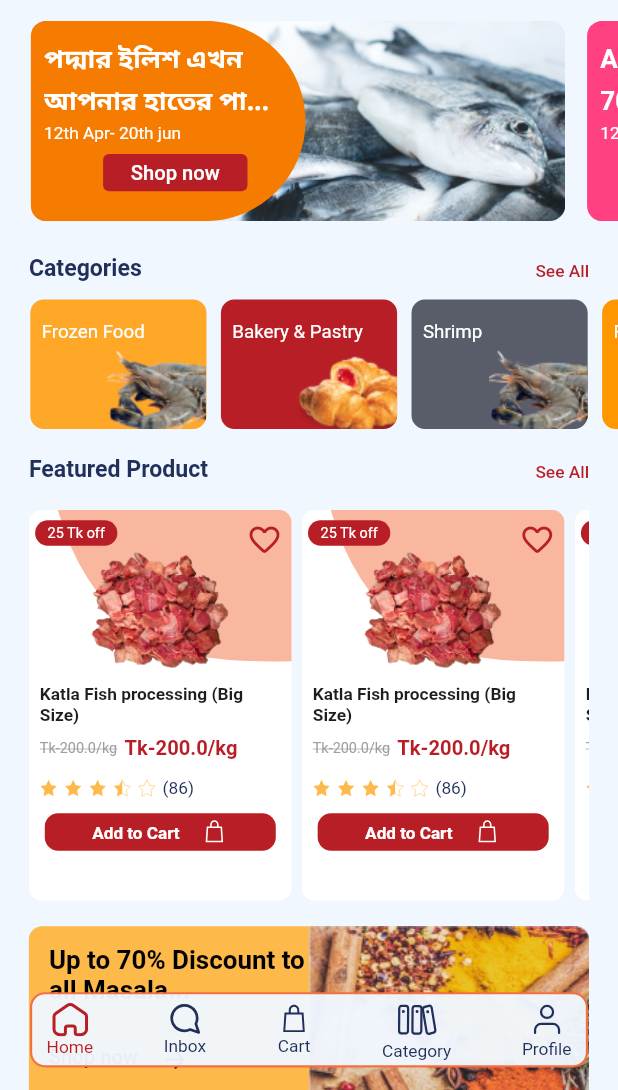
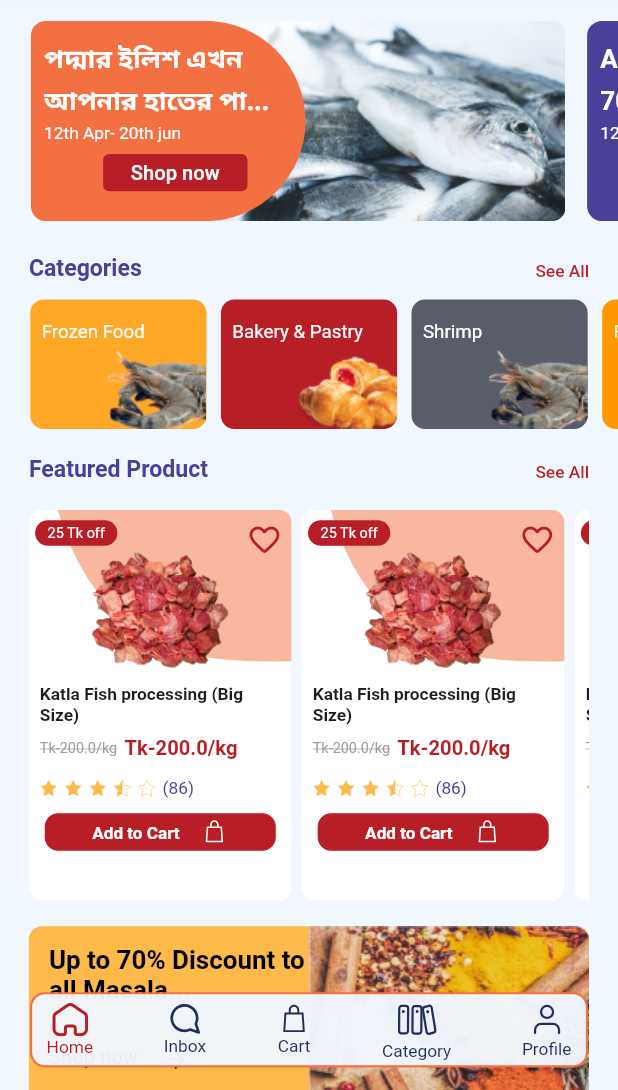
Before and after one commit to Sabuj-Kumar/ecomarce_project_masala_bazar, a Flutter app: the screen it shows after launch, on a phone screen of 412 x 824 dp, the part 146-1236 px from its top. Run offline on Flutter 3.47's test engine with Material 2 defaults, Android fonts, the phone set to English and light mode, and no system bars; drawn by our look-alikes of carousel_slider; our stand-ins replace connectivity, fluro, flutter_otp_text_field, flutter_screenutil, flutter_svg, get and 5 more; accounts and stored records are empty; generated files the repository leaves out were written again; project files that could hold a hidden picture were left out.

Commit message:
Search Result Page UI, Border Radius global

```diff
--- a/lib/config/custom_text_style.dart
+++ b/lib/config/custom_text_style.dart
@@ -7,7 +7,7 @@ class CustomTextStyle{
   static TextStyle header1(BuildContext context) {
     return TextStyle(
       fontSize: 24.sp,
-      color: secondaryColor,
+      color: fuschiaBlueGem,
       fontWeight: FontWeight.w700,
     );
   }
@@ -15,7 +15,7 @@ class CustomTextStyle{
   static TextStyle header2Bold(BuildContext context) {
     return TextStyle(
       fontSize: 18.sp,
-      color: secondaryColor,
+      color: fuschiaBlueGem,
       fontWeight: FontWeight.w700,
     );
   }
@@ -23,7 +23,7 @@ class CustomTextStyle{
   static TextStyle header2Semi(BuildContext context) {
     return TextStyle(
       fontSize: 18.sp,
-      color: secondaryColor,
+      color: fuschiaBlueGem,
       fontWeight: FontWeight.w600,
     );
   }
@@ -31,7 +31,7 @@ class CustomTextStyle{
   static TextStyle subHeader1(BuildContext context) {
     return TextStyle(
       fontSize: 16.sp,
-      color: secondaryColor,
+      color: fuschiaBlueGem,
       fontWeight: FontWeight.w600,
     );
   }
@@ -39,7 +39,7 @@ class CustomTextStyle{
   static TextStyle subHeader2(BuildContext context) {
     return TextStyle(
       fontSize: 14.sp,
-      color: secondaryColor,
+      color: fuschiaBlueGem,
       fontWeight: FontWeight.w500,
     );
   }
@@ -47,7 +47,7 @@ class CustomTextStyle{
   static TextStyle body(BuildContext context) {
     return TextStyle(
       fontSize: 12.sp,
-      color: secondaryColor,
+      color: fuschiaBlueGem,
       fontWeight: FontWeight.w400,
     );
   }
@@ -55,7 +55,7 @@ class CustomTextStyle{
   static TextStyle bodySmall(BuildContext context) {
     return TextStyle(
       fontSize: 12.sp,
-      color: secondaryColor,
+      color: fuschiaBlueGem,
       fontWeight: FontWeight.w700,
     );
   }
@@ -63,7 +63,7 @@ class CustomTextStyle{
   static TextStyle bodyText2(BuildContext context) {
     return TextStyle(
       fontSize: 12.sp,
-      color: secondaryColor,
+      color: fuschiaBlueGem,
       fontWeight: FontWeight.w600,
     );
   }
@@ -71,7 +71,7 @@ class CustomTextStyle{
   static TextStyle linkText(BuildContext context) {
     return TextStyle(
       fontSize: 10.sp,
-      color: secondaryColor,
+      color: fuschiaBlueGem,
       fontWeight: FontWeight.w400,
     );
   }
--- a/lib/config/theme_config.dart
+++ b/lib/config/theme_config.dart
@@ -19,4 +19,8 @@ const fuschiaBlueGem = Color(0xFF494099);
 const defaultPadding = 16.0;
 
 
-const borderCurve = 10.0;
+const productTileCurve = 10.0;
+const categoryTileCurve = 10.0;
+const bannerTileCurve = 10.0;
+const buttonCurve = 10.0;
+const searchCurve = 10.0;
--- a/lib/pages/homePage/widget/category_list.dart
+++ b/lib/pages/homePage/widget/category_list.dart
@@ -113,7 +113,7 @@ class _CategoryListState extends State<CategoryList> {
                           elevation: 0,
                           shape: RoundedRectangleBorder(
                               borderRadius:
-                                  BorderRadius.all(Radius.circular(10.r))),
+                                  BorderRadius.all(Radius.circular(categoryTileCurve.r))),
                           child: Column(
                             children: [
                               Expanded(
--- a/lib/pages/homePage/widget/discount_banner.dart
+++ b/lib/pages/homePage/widget/discount_banner.dart
@@ -23,8 +23,9 @@ class DiscountBanner extends StatelessWidget {
                     decoration: BoxDecoration(
                         color: irisYellow,
                         borderRadius: BorderRadius.only(
-                            topLeft: Radius.circular(10.h),
-                            bottomLeft: Radius.circular(10.h))),
+                            topLeft: Radius.circular(bannerTileCurve.r),
+                            bottomLeft: Radius.circular(bannerTileCurve.r))
+                    ),
                     child: Padding(
                       padding: EdgeInsets.only(left: 15.h, top: 14.h),
                       child: Column(
--- a/lib/pages/homePage/widget/featured_product.dart
+++ b/lib/pages/homePage/widget/featured_product.dart
@@ -112,8 +112,8 @@ class _FeaturedProductState extends State<FeaturedProduct> {
               itemBuilder: (context, index) {
                 return ClipRRect(
                     borderRadius: BorderRadius.only(
-                        topRight: Radius.circular(borderCurve.r),
-                        bottomRight: Radius.circular(borderCurve.r)),
+                        topRight: Radius.circular(productTileCurve.r),
+                        bottomRight: Radius.circular(productTileCurve.r)),
                     child: ProductTile(
                 imgUrl: featured[index].imgUrl,
                     titleBang: featured[index].titleBang,
--- a/lib/pages/homePage/widget/flash_deals.dart
+++ b/lib/pages/homePage/widget/flash_deals.dart
@@ -151,7 +151,7 @@ class _FlashDealsState extends State<FlashDeals> {
                     child: Container(
                         decoration: BoxDecoration(
                             color: offers,
-                            borderRadius: BorderRadius.circular(8.w)),
+                            borderRadius: BorderRadius.circular(productTileCurve.r)),
                         child: Padding(
                           padding: EdgeInsets.all(7.0.w),
                           child: RichText(
@@ -197,8 +197,8 @@ class _FlashDealsState extends State<FlashDeals> {
                     margin: EdgeInsets.symmetric(horizontal: 6.w),
                     child: ClipRRect(
                       borderRadius: BorderRadius.only(
-                          topRight: Radius.circular(borderCurve.r),
-                          bottomRight: Radius.circular(borderCurve.r)),
+                          topRight: Radius.circular(productTileCurve.r),
+                          bottomRight: Radius.circular(productTileCurve.r)),
                       child: ProductTile(
                           imgUrl: featured[index].imgUrl,
                           titleBang: featured[index].titleBang,
--- a/lib/pages/homePage/widget/location.dart
+++ b/lib/pages/homePage/widget/location.dart
@@ -58,7 +58,7 @@ class _LocationState extends State<Location> {
                           return DropdownMenuItem(
                             value: items,
                             child: Text(items,
-                              style: CustomTextStyle.bodyText2(context),
+                              style: CustomTextStyle.bodyText2(context).copyWith(color: secondaryColor),
                               //style: text.headline1?.copyWith(fontSize: 12.sp),
                             ),
                           );
--- a/lib/pages/homePage/widget/product_tile.dart
+++ b/lib/pages/homePage/widget/product_tile.dart
@@ -41,7 +41,7 @@ class _ProductTileState extends State<ProductTile> {
   Widget build(BuildContext context) {
     return Container(
       decoration: BoxDecoration(
-          borderRadius: BorderRadius.circular(borderCurve.r),
+          borderRadius: BorderRadius.circular(productTileCurve.r),
           color: Colors.white),
       width: 182.w,
       child: Stack(
@@ -82,7 +82,7 @@ class _ProductTileState extends State<ProductTile> {
                             decoration: BoxDecoration(
                                 color: buttonColor,
                                 borderRadius:
-                                    BorderRadius.circular(borderCurve.r)),
+                                    BorderRadius.circular(productTileCurve.r)),
                             child: Center(
                               child: Text(
                                 '${widget.discountPrice?.toInt()} Tk off',
@@ -184,7 +184,7 @@ class _ProductTileState extends State<ProductTile> {
                       primary: buttonColor,
                       elevation: 0,
                       shape: RoundedRectangleBorder(
-                        borderRadius: BorderRadius.circular(borderCurve.r),
+                        borderRadius: BorderRadius.circular(productTileCurve.r),
                       )),
                   child: Padding(
                     padding: EdgeInsets.all(2.h),
--- a/lib/pages/homePage/widget/search_container.dart
+++ b/lib/pages/homePage/widget/search_container.dart
@@ -47,11 +47,11 @@ class _SearchContainerState extends State<SearchContainer> {
                 ),
               ),
               enabledBorder: OutlineInputBorder(
-                  borderRadius: BorderRadius.all(Radius.circular(10.r)),
+                  borderRadius: BorderRadius.all(Radius.circular(searchCurve.r)),
                   borderSide:
                   BorderSide(color: Colors.grey.withOpacity(0.15))),
               focusedBorder: OutlineInputBorder(
-                  borderRadius: BorderRadius.all(Radius.circular(10.r)),
+                  borderRadius: BorderRadius.all(Radius.circular(searchCurve.r)),
                   borderSide: const BorderSide(color: secondaryColor)),
             ),
           ),
--- a/lib/pages/homePage/widget/special_offer.dart
+++ b/lib/pages/homePage/widget/special_offer.dart
@@ -89,7 +89,7 @@ class _SpecialOffersState extends State<SpecialOffers> {
                         child: Container(
                             decoration: BoxDecoration(
                               borderRadius: BorderRadius.all(
-                                Radius.circular(15.r),
+                                Radius.circular(bannerTileCurve.r),
                               ),
                               color: item.color,
                             ),
@@ -142,7 +142,7 @@ class _SpecialOffersState extends State<SpecialOffers> {
                                           child: Image.asset(
                                               "assets/img/Snacks.png"),
                                           borderRadius:
-                                              BorderRadius.circular(15.r),
+                                              BorderRadius.circular(bannerTileCurve.r),
                                         ),
                                       ],
                                     ),
--- a/lib/pages/homePage/widget/top_banner.dart
+++ b/lib/pages/homePage/widget/top_banner.dart
@@ -62,7 +62,7 @@ class _TopBannerState extends State<TopBanner> {
                                 child: Container(
                                   decoration: BoxDecoration(
                                     borderRadius: BorderRadius.all(
-                                      Radius.circular(12.r),
+                                      Radius.circular(bannerTileCurve.r),
                                     ),
                                     image: DecorationImage(
                                       fit: BoxFit.cover,
@@ -77,8 +77,8 @@ class _TopBannerState extends State<TopBanner> {
                             width: 190.19.w,
                             decoration: BoxDecoration(
                                 color: item.id == 0
-                                    ? Colors.orange.shade700
-                                    : Colors.pinkAccent,
+                                    ? offers
+                                    : fuschiaBlueGem,
                                 borderRadius: BorderRadius.only(
                                     topLeft: Radius.circular(15.r),
                                     bottomLeft: Radius.circular(15.r),
```
Also changed, not shown: lib/pages/categories/fish_meat/view/fishMeat.dart (+9 -8 lines).
